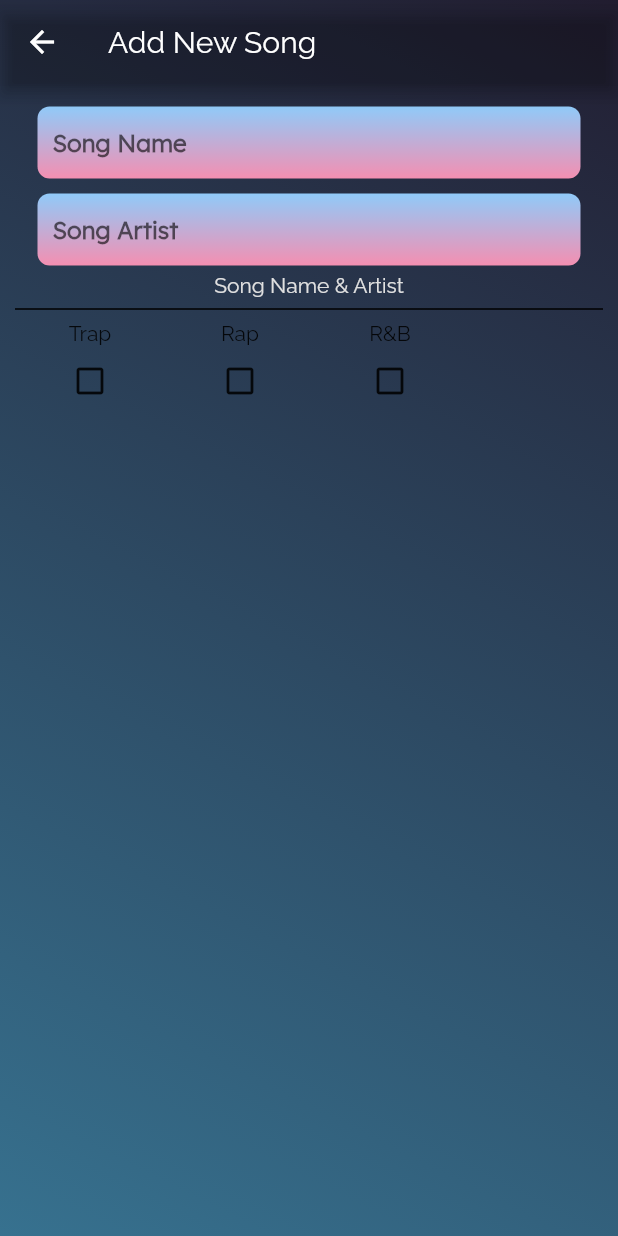
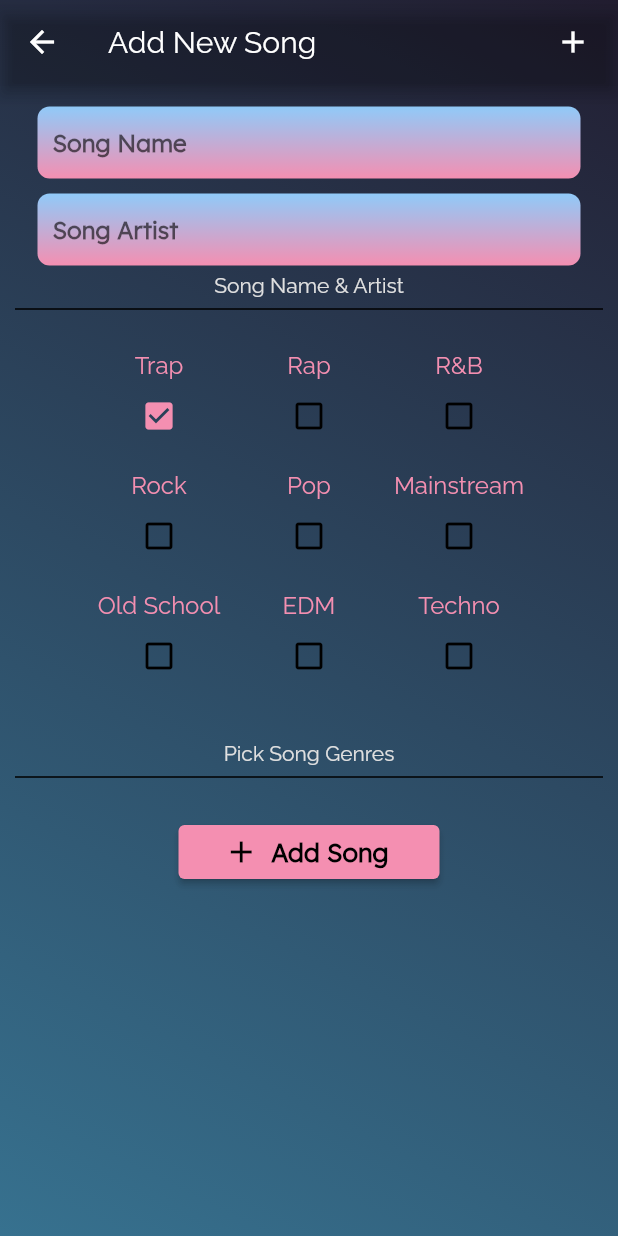
Before and after one commit to emeban44/my_dj_app, a Flutter app: the AddSongScreen screen opened by its route, after a tap on the "check box outline blank" icon, on a phone screen of 412 x 824 dp. Run offline on Flutter 3.47's test engine with Material 2 defaults, Android fonts, the phone set to English and light mode, and no system bars; our stand-ins replace cloud_firestore, firebase_auth, firebase_core, shared_preferences; accounts and stored records are empty.

Commit message:
add song check boxes updating dynamically

```diff
--- a/lib/screens/admin/add_song_screen.dart
+++ b/lib/screens/admin/add_song_screen.dart
@@ -5,9 +5,29 @@ import '../../models/genres.dart';
 
 class AddSongScreen extends StatelessWidget {
   static const routeName = '/add-song';
+  static final List<bool> isChecked = [
+    false,
+    false,
+    false,
+    false,
+    false,
+    false,
+    false,
+    false,
+    false,
+  ];
+
+  void toggleChecked(int index) {
+    isChecked[index] = !isChecked[index];
+  }
+
   @override
   Widget build(BuildContext context) {
-    return Container(
+    return GestureDetector(
+      onTap: () {
+        FocusScope.of(context).unfocus();
+      },
+      child: Container(
         decoration: BoxDecoration(
           gradient: LinearGradient(
             begin: Alignment.topRight,
@@ -21,10 +41,17 @@ class AddSongScreen extends StatelessWidget {
         child: Scaffold(
           backgroundColor: Colors.transparent,
           appBar: AppBar(
+            actions: [
+              Padding(
+                padding: const EdgeInsets.only(right: 18.0),
+                child: Icon(Icons.add),
+              ),
+            ],
             title: Text('Add New Song'),
             backgroundColor: Colors.transparent,
           ),
-        body: Form(
+          body: SingleChildScrollView(
+            child: Form(
               child: Padding(
                 padding: EdgeInsets.all(10),
                 child: Column(
@@ -39,18 +66,84 @@ class AddSongScreen extends StatelessWidget {
                       color: Colors.black,
                       thickness: 1,
                     ),
-                Column(
+                    Padding(
+                      padding: const EdgeInsets.only(
+                        top: 20,
+                        bottom: 20,
+                      ),
+                      child: Column(
+                        mainAxisAlignment: MainAxisAlignment.center,
+                        crossAxisAlignment: CrossAxisAlignment.center,
                         children: [
                           Row(
+                            mainAxisAlignment: MainAxisAlignment.center,
                             children: [
-                        GenreCheckBox(Genres.genres[0]),
-                        GenreCheckBox(Genres.genres[1]),
-                        GenreCheckBox(Genres.genres[2]),
+                              GenreCheckBox(Genres.genres[0], toggleChecked, 0),
+                              GenreCheckBox(Genres.genres[1], toggleChecked, 1),
+                              GenreCheckBox(Genres.genres[2], toggleChecked, 2),
                             ],
-                    )
+                          ),
+                          Row(
+                            mainAxisAlignment: MainAxisAlignment.center,
+                            children: [
+                              GenreCheckBox(Genres.genres[3], toggleChecked, 3),
+                              GenreCheckBox(Genres.genres[4], toggleChecked, 4),
+                              GenreCheckBox(Genres.genres[5], toggleChecked, 5),
                             ],
-                )
+                          ),
+                          Row(
+                            mainAxisAlignment: MainAxisAlignment.center,
+                            children: [
+                              GenreCheckBox(Genres.genres[6], toggleChecked, 6),
+                              GenreCheckBox(Genres.genres[7], toggleChecked, 7),
+                              GenreCheckBox(Genres.genres[8], toggleChecked, 8),
                             ],
+                          ),
+                        ],
+                      ),
+                    ),
+                    Text(
+                      'Pick Song Genres',
+                      style: TextStyle(
+                        color: Colors.grey.shade300,
+                      ),
+                    ),
+                    Divider(
+                      color: Colors.black,
+                      thickness: 1,
+                    ),
+                    Container(
+                      width: 190,
+                      padding: const EdgeInsets.only(top: 10),
+                      child: Padding(
+                        padding: const EdgeInsets.all(8.0),
+                        child: ElevatedButton.icon(
+                          onPressed: () {
+                            print(isChecked);
+                          },
+                          icon: Icon(
+                            Icons.add,
+                            color: Colors.black,
+                          ),
+                          label: Text(
+                            'Add Song',
+                            textAlign: TextAlign.center,
+                            style: TextStyle(
+                              fontFamily: 'Lexend',
+                              fontSize: 17,
+                              color: Colors.black,
+                              fontWeight: FontWeight.bold,
+                            ),
+                          ),
+                          style: ElevatedButton.styleFrom(
+                            primary: Colors.pink.shade200,
+                          ),
+                        ),
+                      ),
+                    ),
+                  ],
+                ),
+              ),
             ),
           ),
         ),
--- a/lib/widgets/admin/genre_check_box.dart
+++ b/lib/widgets/admin/genre_check_box.dart
@@ -1,23 +1,51 @@
 import 'package:flutter/material.dart';
 
-class GenreCheckBox extends StatelessWidget {
+class GenreCheckBox extends StatefulWidget {
   final String genre;
+  final Function(int index) toggleCheckStatus;
+  final int genreIndex;
 
-  GenreCheckBox(this.genre);
+  GenreCheckBox(this.genre, this.toggleCheckStatus, this.genreIndex);
+
+  @override
+  _GenreCheckBoxState createState() => _GenreCheckBoxState();
+}
+
+class _GenreCheckBoxState extends State<GenreCheckBox> {
+  bool _isChecked = false;
 
   @override
   Widget build(BuildContext context) {
     return InkWell(
-      onTap: () {},
+      onTap: () {
+        setState(() {
+          _isChecked = !_isChecked;
+        });
+        widget.toggleCheckStatus(widget.genreIndex);
+      },
       child: Container(
-        height: 100,
+        height: 80,
         width: 100,
         child: Column(
           children: [
-            Text(genre),
+            Text(
+              widget.genre,
+              style: TextStyle(
+                color: Colors.pink.shade200,
+                fontSize: 16,
+              ),
+            ),
             IconButton(
-              icon: Icon(Icons.check_box_outline_blank),
-              onPressed: () {},
+              icon: Icon(
+                _isChecked ? Icons.check_box : Icons.check_box_outline_blank,
+                color: _isChecked ? Colors.pink.shade200 : Colors.black,
+              ),
+              onPressed: () {
+                setState(() {
+                  _isChecked = !_isChecked;
+                });
+                widget.toggleCheckStatus(widget.genreIndex);
+              },
             )
           ],
         ),
```
Lines whose indentation alone changed are shown as unchanged.
